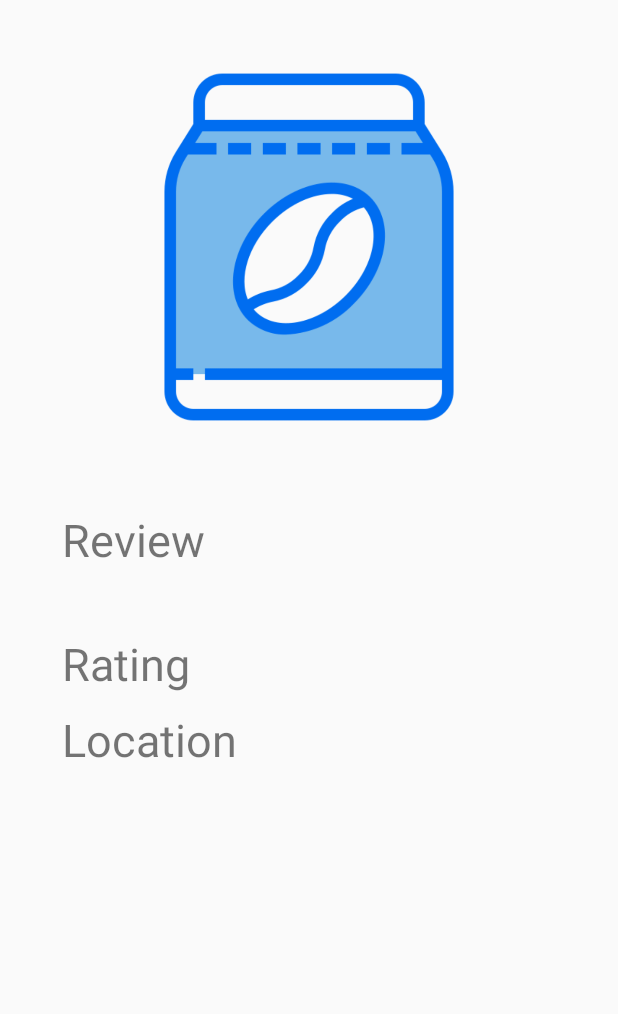
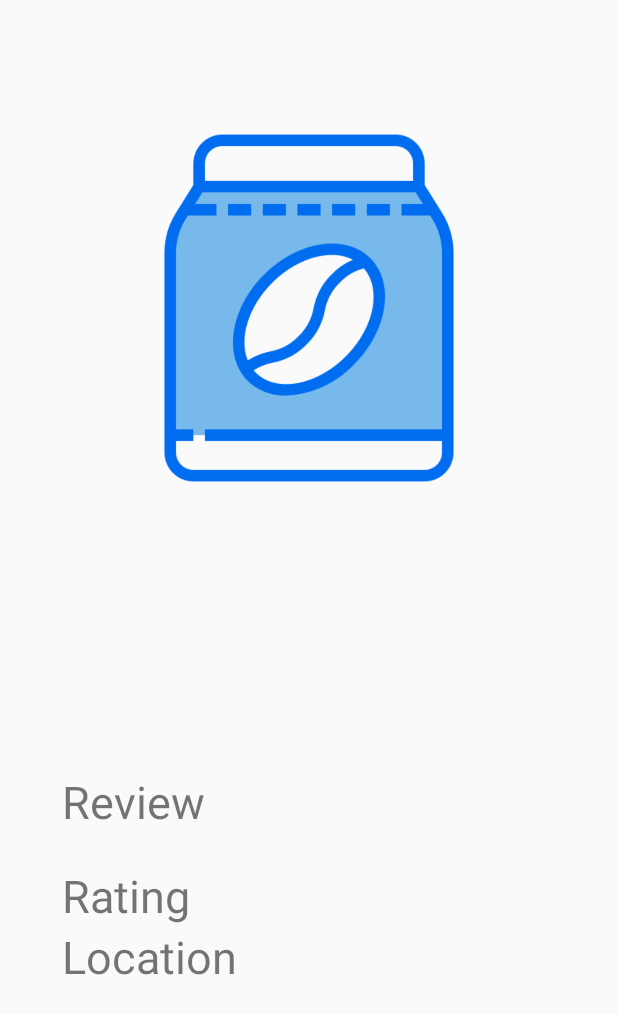
Before and after one commit to hmccane/servicenow, an Android app: the layout detail.xml on its own in the app's theme, with its tools: preview values and no code run, on a phone screen of 412 x 824 dp. Shown: the top 1014 px of the screen. Run offline under Robolectric (Android 15) with nearby library versions, the phone set to English and light mode, and no system bars.

Commit message:
Clean up the code.
Remove unused codes, add comments

```diff
--- a/android-interview-project-master/app/src/main/AndroidManifest.xml
+++ b/android-interview-project-master/app/src/main/AndroidManifest.xml
@@ -2,6 +2,9 @@
 <manifest xmlns:android="http://schemas.android.com/apk/res/android"
     xmlns:tools="http://schemas.android.com/tools"
     package="com.servicenow.exercise">
+
+    <uses-permission android:name="android.permission.INTERNET" />
+    <uses-permission android:name="android.permission.ACCESS_NETWORK_STATE" />
 
     <application
         android:allowBackup="true"
--- a/android-interview-project-master/app/src/main/java/com/servicenow/exercise_java/DetailFragment.java
+++ b/android-interview-project-master/app/src/main/java/com/servicenow/exercise_java/DetailFragment.java
@@ -26,6 +26,9 @@ public class DetailFragment extends Fragment {
         View view = inflater.inflate(R.layout.detail, container, false);
 
         // load information to each view vi bundled argument.
+        // load shop name
+        TextView shop = (TextView) view.findViewById(R.id.detail_name);
+        shop.setText(this.getArguments().getString("shop"));
         // load Image via shop name
         ImageView image = (ImageView) view.findViewById(R.id.detail_image);
         image.setImageResource(Review.getIconResourceFromName(this.getArguments().getString("shop")));
--- a/android-interview-project-master/app/src/main/res/layout/detail.xml
+++ b/android-interview-project-master/app/src/main/res/layout/detail.xml
@@ -6,49 +6,52 @@
     android:layout_width="match_parent"
     android:layout_height="match_parent">
 
+    <TextView
+        android:id="@+id/detail_name"
+        android:layout_width="@dimen/detail_constraint"
+        android:layout_height="wrap_content"
+        android:gravity="center_horizontal"
+        android:textSize="@dimen/detail_large_text_size"
+        app:layout_constraintEnd_toEndOf="parent"
+        app:layout_constraintWidth_percent="@dimen/detail_text_width_percent"
+        app:layout_constraintStart_toStartOf="parent"
+        app:layout_constraintTop_toTopOf="parent" />
+
     <ImageView
         android:id="@+id/detail_image"
-        android:layout_width="0dp"
-        android:layout_height="0dp"
+        android:layout_width="@dimen/detail_constraint"
+        android:layout_height="@dimen/detail_constraint"
         app:layout_constraintEnd_toEndOf="parent"
-        app:layout_constraintHeight_percent="0.4"
+        app:layout_constraintHeight_percent="@dimen/detail_image_height_percent"
         app:layout_constraintStart_toStartOf="parent"
-        app:layout_constraintTop_toTopOf="parent"
-        app:layout_constraintWidth_percent="0.6"
+        app:layout_constraintTop_toBottomOf="@+id/detail_name"
+        app:layout_constraintWidth_percent="@dimen/detail_image_width_percent"
         app:srcCompat="@drawable/bean_bag" />
 
     <LinearLayout
-            android:layout_width="0dp"
-            android:layout_height="0dp"
+            android:layout_width="@dimen/detail_constraint"
+            android:layout_height="wrap_content"
             android:orientation="vertical"
-            app:layout_constraintWidth_percent="0.8"
+            app:layout_constraintWidth_percent="@dimen/detail_text_width_percent"
             app:layout_constraintBottom_toBottomOf="parent"
             app:layout_constraintEnd_toEndOf="parent"
             app:layout_constraintStart_toStartOf="parent"
-            app:layout_constraintTop_toBottomOf="@+id/detail_image">>
-
-            <LinearLayout
-                android:layout_width="match_parent"
-                android:layout_height="wrap_content"
-                android:orientation="vertical">
+            app:layout_constraintTop_toBottomOf="@+id/detail_image">
 
             <TextView
                 android:id="@+id/detail_review_title"
                 android:layout_width="wrap_content"
                 android:layout_height="wrap_content"
                 android:layout_weight="1"
-                    android:layout_marginTop="10dp"
                 android:text="Review"
-                    android:textSize="30sp" />
+                android:textSize="@dimen/detail_large_text_size" />
 
             <TextView
                 android:id="@+id/detail_review_text"
                 android:layout_width="match_parent"
                 android:layout_height="wrap_content"
-                    android:layout_marginTop="10dp"
                 android:layout_weight="1"
-                    android:textSize="16sp" />
-            </LinearLayout>
+                android:textSize="@dimen/detail_small_text_size" />
 
             <LinearLayout
                 android:layout_width="match_parent"
@@ -59,41 +62,32 @@
                     android:id="@+id/detail_rating_title"
                     android:layout_width="wrap_content"
                     android:layout_height="wrap_content"
-                    android:layout_marginTop="10dp"
                     android:layout_weight="1"
                     android:text="Rating"
-                    android:textSize="30sp" />
+                    android:textSize="@dimen/detail_large_text_size" />
 
                 <TextView
                     android:id="@+id/detail_rating_text"
                     android:layout_width="wrap_content"
                     android:layout_height="wrap_content"
-                    android:layout_marginTop="10dp"
                     android:layout_weight="1"
-                    android:textSize="30sp" />
+                    android:textSize="@dimen/detail_large_text_size" />
             </LinearLayout>
-
-            <LinearLayout
-                android:layout_width="match_parent"
-                android:layout_height="wrap_content"
-                android:orientation="vertical">
 
             <TextView
                 android:id="@+id/detail_location_title"
                 android:layout_width="wrap_content"
                 android:layout_height="wrap_content"
-                    android:layout_marginTop="10dp"
                 android:layout_weight="1"
                 android:text="Location"
-                    android:textSize="30sp" />
+                android:textSize="@dimen/detail_large_text_size" />
 
             <TextView
                 android:id="@+id/detail_location_text"
                 android:layout_width="wrap_content"
                 android:layout_height="wrap_content"
-                    android:layout_marginTop="10dp"
                 android:layout_weight="1"
-				    android:textSize="16sp" />
-            </LinearLayout>
+                android:typeface="monospace"
+                android:textSize="@dimen/detail_small_text_size" />
         </LinearLayout>
 </androidx.constraintlayout.widget.ConstraintLayout>
--- a/android-interview-project-master/app/src/main/res/layout/review_item.xml
+++ b/android-interview-project-master/app/src/main/res/layout/review_item.xml
@@ -28,6 +28,10 @@
             android:textSize="10sp"
             android:layout_width="match_parent"
             android:layout_height="wrap_content"
-            android:typeface="monospace" />
+            android:typeface="monospace"
+            android:ellipsize="end"
+            android:maxLines="3"
+            android:lines="3"
+            android:singleLine="false"/>
     </LinearLayout>
 </LinearLayout>
```
Also changed, not shown: android-interview-project-master/app/src/main/java/com/servicenow/exercise_java/ReviewListFragment.java (+132 -20 lines). Lines whose indentation alone changed are shown as unchanged.
